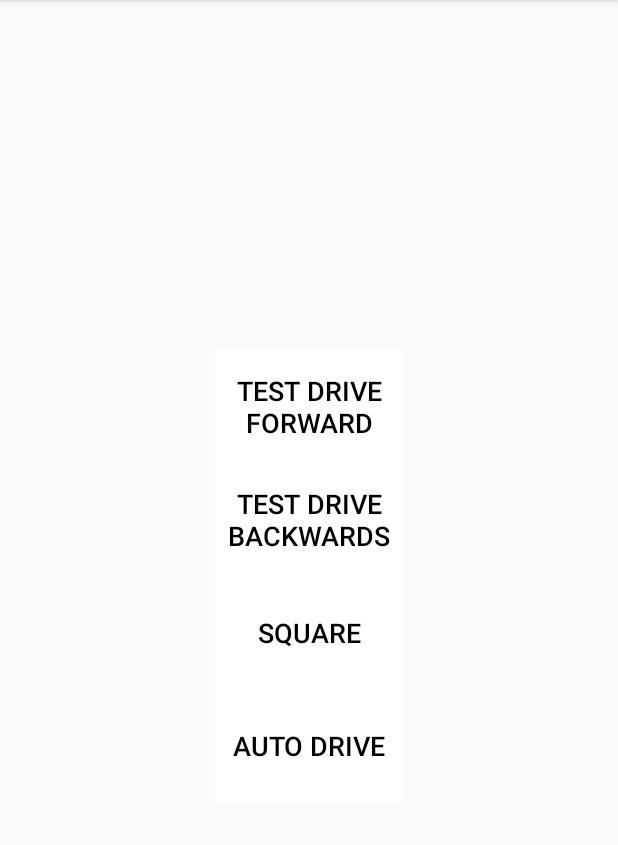
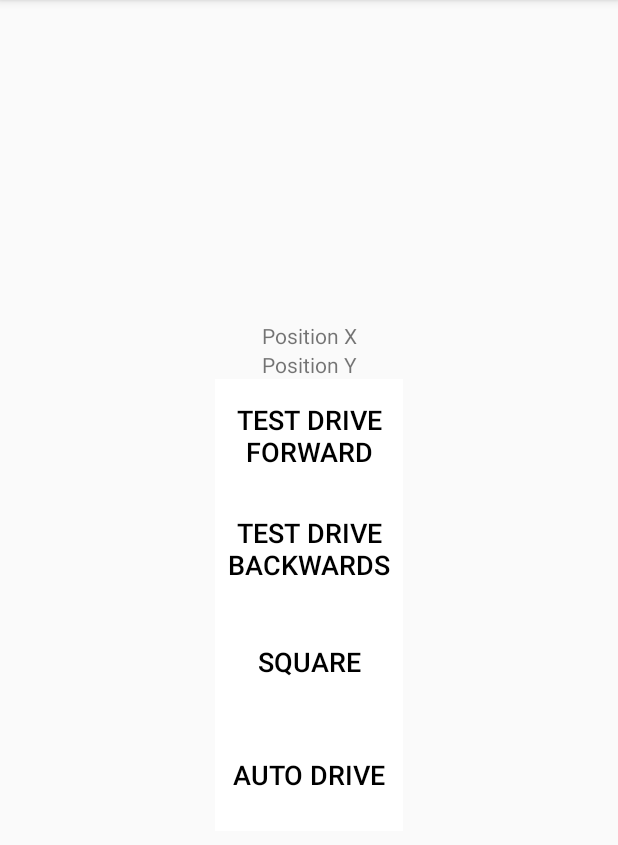
Before and after one commit to spmorr01/Sphero, an Android app: the ButtonActivities screen opened directly, with no data from a screen before it, on a phone screen of 412 x 824 dp, the part 84-929 px from its top. Run offline under Robolectric (Android 15) with nearby library versions, the phone set to English and light mode, and no system bars.

Commit message:
Working on getting distance.

```diff
--- a/app/src/main/java/com/willydevelopment/jj/sphero/ButtonActivities.java
+++ b/app/src/main/java/com/willydevelopment/jj/sphero/ButtonActivities.java
@@ -5,32 +5,36 @@ import android.support.v7.app.AppCompatActivity;
 import android.view.Menu;
 import android.view.MenuItem;
 import android.view.View;
+import android.widget.TextView;
 
+import com.orbotix.async.DeviceSensorAsyncMessage;
 import com.orbotix.command.RGBLEDOutputCommand;
+import com.orbotix.common.ResponseListener;
+import com.orbotix.common.Robot;
+import com.orbotix.common.internal.AsyncMessage;
+import com.orbotix.common.internal.DeviceResponse;
 
-public class ButtonActivities extends AppCompatActivity {
+public class ButtonActivities extends AppCompatActivity implements ResponseListener {
 
     public int collision;
+    TextView positionXTextView;
+    TextView positionYTextView;
+
+
 
     @Override
     protected void onCreate(Bundle savedInstanceState) {
         super.onCreate(savedInstanceState);
         setContentView(R.layout.activity_button_activites);
+        positionXTextView = (TextView)findViewById(R.id.positionXTextView);
+        positionYTextView = (TextView)findViewById(R.id.positionYTextView);
+
     }
 
     public void onTestDriveForwardButtonClicked(View view)
     {
         HomeScreen.mRobot.sendCommand( new RGBLEDOutputCommand( 0.5f, 0.5f, 0.5f ) );
-        do {
-            collision = 1;
-            HomeScreen.mRobot.drive(0f, .3f);
-        } while (collision == 1);
-        try {
-            Thread.sleep(3000);
-        } catch (InterruptedException e) {
-            e.printStackTrace();
-        }
-        collision = 0;
+        HomeScreen.mRobot.drive(0f, .3f);
     }
 
     /*public void onTestDriveBackwardsButtonClicked(View view)
@@ -151,6 +155,26 @@ public class ButtonActivities extends AppCompatActivity {
     }*/
 
     @Override
+    public void handleResponse(DeviceResponse response, Robot robot) {
+    }
+
+    @Override
+    public void handleStringResponse(String stringResponse, Robot robot) {
+    }
+
+    @Override
+    public void handleAsyncMessage(AsyncMessage asyncMessage, Robot robot) {
+        if (asyncMessage instanceof DeviceSensorAsyncMessage) {
+            float positionX = ((DeviceSensorAsyncMessage) asyncMessage).getAsyncData().get(0).getLocatorData().getPositionX();
+            float positionY = ((DeviceSensorAsyncMessage) asyncMessage).getAsyncData().get(0).getLocatorData().getPositionY();
+
+            positionXTextView.setText(positionX + "cm");
+            positionYTextView.setText(positionY + "cm");
+
+        }
+    }
+
+    @Override
     public boolean onCreateOptionsMenu(Menu menu) {
         // Inflate the menu; this adds items to the action bar if it is present.
         getMenuInflater().inflate(R.menu.menu_button_activites, menu);
--- a/app/src/main/res/layout/activity_button_activites.xml
+++ b/app/src/main/res/layout/activity_button_activites.xml
@@ -16,6 +16,32 @@
         tools:context=".ButtonActivities"
         android:id="@+id/ButtonActivityTable"
         android:layout_centerInParent="true">
+        <LinearLayout
+        android:orientation="horizontal"
+        android:id="@+id/positionXRow"
+        android:layout_width="wrap_content"
+        android:layout_height="wrap_content"
+        android:layout_gravity="center">
+        <TextView
+            android:layout_width="fill_parent"
+            android:layout_height="wrap_content"
+            android:text="Position X"
+            android:id="@+id/positionXTextView"
+            android:gravity="center" />
+    </LinearLayout>
+        <LinearLayout
+            android:orientation="horizontal"
+            android:id="@+id/positionYRow"
+            android:layout_width="wrap_content"
+            android:layout_height="wrap_content"
+            android:layout_gravity="center">
+            <TextView
+                android:layout_width="fill_parent"
+                android:layout_height="wrap_content"
+                android:text="Position Y"
+                android:id="@+id/positionYTextView"
+                android:gravity="center" />
+        </LinearLayout>
         <LinearLayout
             android:orientation="horizontal"
             android:id="@+id/headerTableRow"
```
Also changed, not shown: app/src/main/java/com/willydevelopment/jj/sphero/HomeScreen.java (+8 -1 lines).
